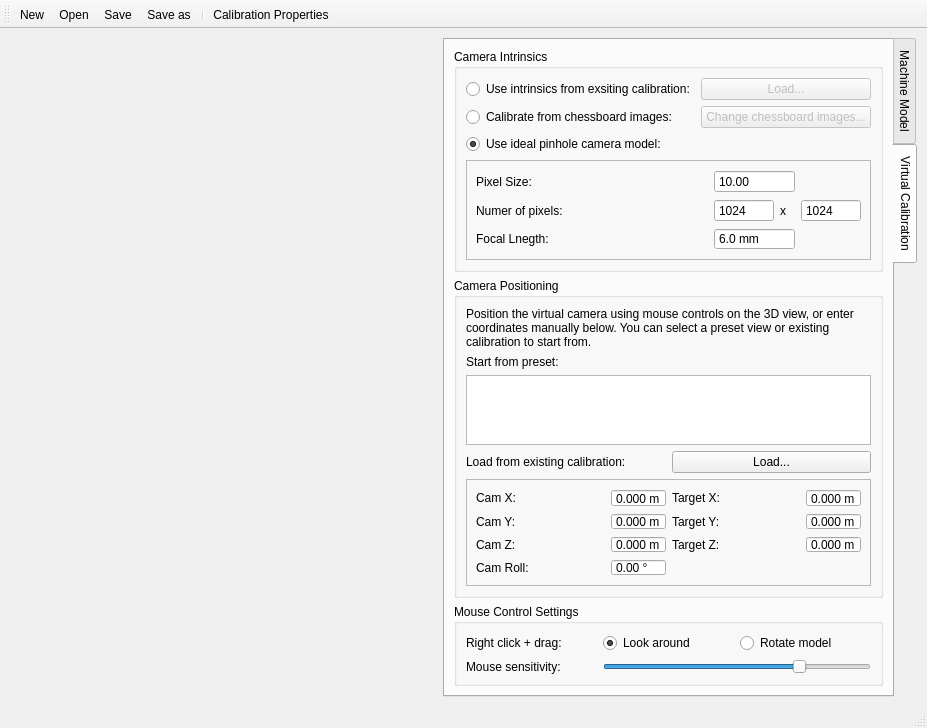
Old version of the form calcam/gui/qt_designer_files/virtual_calib_editor.ui in the repository euratom-software/calcam.
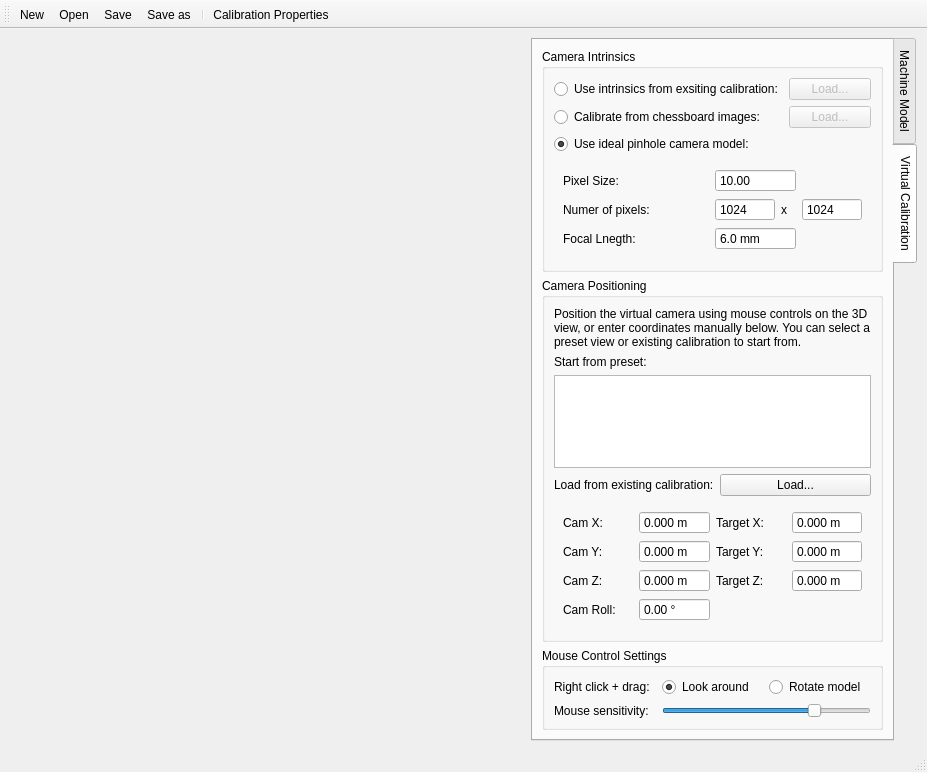
New version of the form. The open tabs and pages were chosen to show the change.

Diff of the .ui file:
```diff
--- a/calcam/gui/qt_designer_files/virtual_calib_editor.ui
+++ b/calcam/gui/qt_designer_files/virtual_calib_editor.ui
@@ -7,7 +7,7 @@
     <x>0</x>
     <y>0</y>
     <width>927</width>
-    <height>728</height>
+    <height>772</height>
    </rect>
   </property>
   <property name="sizePolicy">
@@ -23,6 +23,12 @@
    <layout class="QHBoxLayout" name="horizontalLayout">
     <item>
      <widget class="QFrame" name="vtk_frame">
+      <property name="sizePolicy">
+       <sizepolicy hsizetype="Expanding" vsizetype="Preferred">
+        <horstretch>0</horstretch>
+        <verstretch>0</verstretch>
+       </sizepolicy>
+      </property>
       <property name="frameShape">
        <enum>QFrame::NoFrame</enum>
       </property>
@@ -205,13 +211,13 @@
               <bool>false</bool>
              </property>
              <property name="sizePolicy">
-              <sizepolicy hsizetype="MinimumExpanding" vsizetype="Fixed">
+              <sizepolicy hsizetype="Minimum" vsizetype="Fixed">
                <horstretch>0</horstretch>
                <verstretch>0</verstretch>
               </sizepolicy>
              </property>
              <property name="text">
-              <string>Change chessboard images...</string>
+              <string>Load...</string>
              </property>
             </widget>
            </item>
@@ -224,7 +230,7 @@
               </size>
              </property>
              <property name="frameShape">
-              <enum>QFrame::StyledPanel</enum>
+              <enum>QFrame::NoFrame</enum>
              </property>
              <property name="frameShadow">
               <enum>QFrame::Raised</enum>
@@ -431,12 +437,40 @@
               </sizepolicy>
              </property>
              <property name="frameShape">
-              <enum>QFrame::StyledPanel</enum>
+              <enum>QFrame::NoFrame</enum>
              </property>
              <property name="frameShadow">
               <enum>QFrame::Raised</enum>
              </property>
              <layout class="QGridLayout" name="gridLayout_3">
+              <item row="2" column="1">
+               <widget class="QDoubleSpinBox" name="camZ">
+                <property name="maximumSize">
+                 <size>
+                  <width>16777215</width>
+                  <height>16777215</height>
+                 </size>
+                </property>
+                <property name="buttonSymbols">
+                 <enum>QAbstractSpinBox::NoButtons</enum>
+                </property>
+                <property name="keyboardTracking">
+                 <bool>false</bool>
+                </property>
+                <property name="suffix">
+                 <string> m</string>
+                </property>
+                <property name="decimals">
+                 <number>3</number>
+                </property>
+                <property name="minimum">
+                 <double>-99.900000000000006</double>
+                </property>
+                <property name="singleStep">
+                 <double>0.001000000000000</double>
+                </property>
+               </widget>
+              </item>
               <item row="0" column="0">
                <widget class="QLabel" name="label_5">
                 <property name="text">
@@ -444,7 +478,7 @@
                 </property>
                </widget>
               </item>
-              <item row="1" column="2">
+              <item row="1" column="3">
                <widget class="QLabel" name="label_9">
                 <property name="text">
                  <string>Target Y:</string>
@@ -455,7 +489,7 @@
                <widget class="QDoubleSpinBox" name="camX">
                 <property name="maximumSize">
                  <size>
-                  <width>55</width>
+                  <width>16777215</width>
                   <height>16777215</height>
                  </size>
                 </property>
@@ -493,39 +527,11 @@
                 </property>
                </widget>
               </item>
-              <item row="1" column="3">
+              <item row="1" column="4">
                <widget class="QDoubleSpinBox" name="tarY">
                 <property name="maximumSize">
                  <size>
-                  <width>55</width>
-                  <height>16777215</height>
-                 </size>
-                </property>
-                <property name="buttonSymbols">
-                 <enum>QAbstractSpinBox::NoButtons</enum>
-                </property>
-                <property name="keyboardTracking">
-                 <bool>false</bool>
-                </property>
-                <property name="suffix">
-                 <string> m</string>
-                </property>
-                <property name="decimals">
-                 <number>3</number>
-                </property>
-                <property name="minimum">
-                 <double>-99.900000000000006</double>
-                </property>
-                <property name="singleStep">
-                 <double>0.001000000000000</double>
-                </property>
-               </widget>
-              </item>
-              <item row="2" column="1">
-               <widget class="QDoubleSpinBox" name="camZ">
-                <property name="maximumSize">
-                 <size>
-                  <width>55</width>
+                  <width>16777215</width>
                   <height>16777215</height>
                  </size>
                 </property>
@@ -553,7 +559,7 @@
                <widget class="QDoubleSpinBox" name="camY">
                 <property name="maximumSize">
                  <size>
-                  <width>55</width>
+                  <width>16777215</width>
                   <height>16777215</height>
                  </size>
                 </property>
@@ -577,25 +583,25 @@
                 </property>
                </widget>
               </item>
-              <item row="0" column="2">
+              <item row="0" column="3">
                <widget class="QLabel" name="label_8">
                 <property name="text">
                  <string>Target X:</string>
                 </property>
                </widget>
               </item>
-              <item row="2" column="2">
+              <item row="2" column="3">
                <widget class="QLabel" name="label_11">
                 <property name="text">
                  <string>Target Z:</string>
                 </property>
                </widget>
               </item>
-              <item row="0" column="3">
+              <item row="0" column="4">
                <widget class="QDoubleSpinBox" name="tarX">
                 <property name="maximumSize">
                  <size>
-                  <width>55</width>
+                  <width>16777215</width>
                   <height>16777215</height>
                  </size>
                 </property>
@@ -619,11 +625,11 @@
                 </property>
                </widget>
               </item>
-              <item row="2" column="3">
+              <item row="2" column="4">
                <widget class="QDoubleSpinBox" name="tarZ">
                 <property name="maximumSize">
                  <size>
-                  <width>55</width>
+                  <width>16777215</width>
                   <height>16777215</height>
                  </size>
                 </property>
@@ -658,7 +664,7 @@
                <widget class="QDoubleSpinBox" name="cam_roll">
                 <property name="maximumSize">
                  <size>
-                  <width>55</width>
+                  <width>16777215</width>
                   <height>16777215</height>
                  </size>
                 </property>
```
